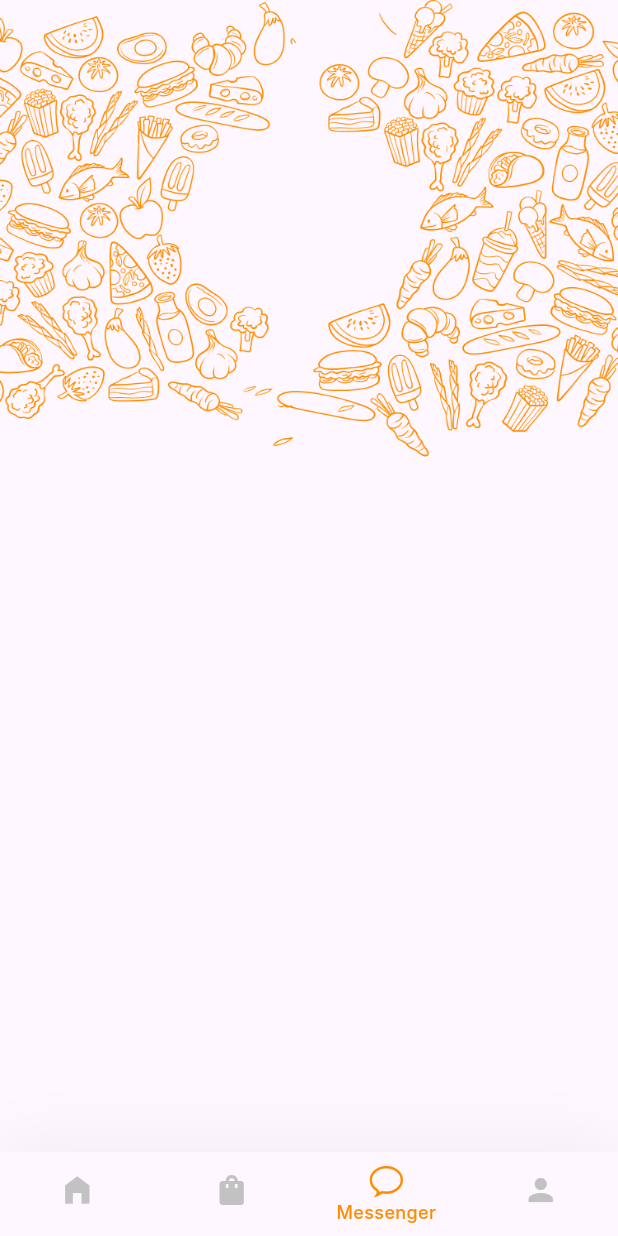
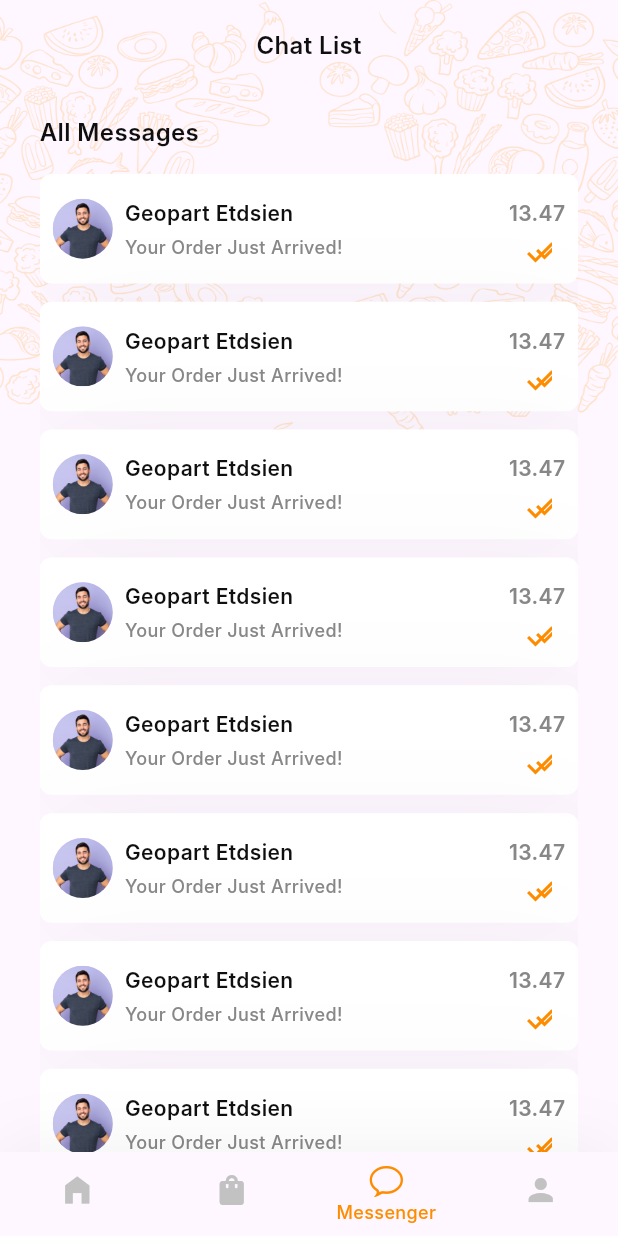
Before and after one commit to bernadinkele/flash_food, a Flutter app: the MainView screen opened by its route, item 3 of the bottom bar chosen, on a phone screen of 412 x 824 dp. Run offline on Flutter 3.47's test engine with Material 3 defaults, Android fonts, the phone set to English and light mode, and no system bars; our stand-ins replace flutter_svg, gap, pinput; Roboto replaces fonts that are missing (Inter).

Commit message:
add chat view

```diff
--- a/lib/Core/Routes/routes.dart
+++ b/lib/Core/Routes/routes.dart
@@ -4,6 +4,7 @@ import 'package:flash_food/Presentation/Auth/views/login_view.dart';
 import 'package:flash_food/Presentation/Auth/views/otp_verification_view.dart';
 import 'package:flash_food/Presentation/Auth/views/reset_password_view.dart';
 import 'package:flash_food/Presentation/Auth/views/signup_view.dart';
+import 'package:flash_food/Presentation/Chat/discussion_view.dart';
 import 'package:flash_food/Presentation/Foods/Views/about_menu_view.dart';
 import 'package:flash_food/Presentation/Foods/Views/payment_view.dart';
 import 'package:flash_food/Presentation/Main/main_view.dart';
@@ -36,6 +37,8 @@ class Routes{
           return MaterialPageRoute(builder: (context) => const AboutMenuView());
       case RoutesName.payment:
         return MaterialPageRoute(builder: (context) => const PaymentView());
+      case RoutesName.discussion:
+        return MaterialPageRoute(builder: (context) => const DiscussionView());
       default:
         return MaterialPageRoute(builder: (context) => const Scaffold(
           body: Text("No routes found"),
--- a/lib/Core/Routes/routes_name.dart
+++ b/lib/Core/Routes/routes_name.dart
@@ -10,4 +10,5 @@ class RoutesName{
   static const String  aboutMenu = "aboutMenu";
 
   static const String  payment = "payment";
+  static const String  discussion = "discussion";
 }
--- a/lib/Core/assets_constantes.dart
+++ b/lib/Core/assets_constantes.dart
@@ -25,5 +25,7 @@ class AssetsConstants{
 
   static const String chatBackground ="assets/png/chat_background.png";
 
+  static const String user ="assets/png/user.png";
+
 
 }
--- a/lib/Core/font_size.dart
+++ b/lib/Core/font_size.dart
@@ -1,13 +1,15 @@
-class FontSizes{
-  static const double h1= 64;
-  static const double h2= 48;
-  static const double h3= 40;
-  static const double h4= 32;
-  static const double h5= 24;
-  static const double h6= 18;
+import 'package:flash_food/Core/response_conf.dart';
 
-  static const double large= 16;
-  static const double medium= 14;
-  static const double small= 12;
-  static const double superSmall= 10;
+class FontSizes {
+  static double h1 = getFontSize(64);
+  static double h2 = getFontSize(48);
+  static double h3 = getFontSize(40);
+  static double h4 = getFontSize(32);
+  static double h5 = getFontSize(24);
+  static double h6 = getFontSize(18);
+
+  static double large = getFontSize(16);
+  static double medium = getFontSize(14);
+  static double small = getFontSize(12);
+  static double superSmall = getFontSize(10);
 }
--- a/lib/Core/text_styles.dart
+++ b/lib/Core/text_styles.dart
@@ -3,25 +3,25 @@ import 'package:flutter/material.dart';
 
 class TextStyles{
 
-  static const TextStyle headingH1Bold = TextStyle(
+  static  TextStyle headingH1Bold = TextStyle(
     fontSize: FontSizes.h1,
     fontFamily: 'Inter',
     fontWeight: FontWeight.bold,
 
   );
-  static const TextStyle headingH1SemiBold = TextStyle(
+  static TextStyle headingH1SemiBold = TextStyle(
     fontSize: FontSizes.h1,
     fontFamily: 'Inter',
     fontWeight: FontWeight.w600,
 
   );
-  static const TextStyle headingH1Medium = TextStyle(
+  static TextStyle headingH1Medium = TextStyle(
     fontSize: FontSizes.h1,
     fontFamily: 'Inter',
     fontWeight: FontWeight.w500,
 
   );
-  static const TextStyle headingH1Regular = TextStyle(
+  static  TextStyle headingH1Regular = TextStyle(
     fontSize: FontSizes.h1,
     fontFamily: 'Inter',
     fontWeight: FontWeight.normal,
@@ -33,25 +33,25 @@ class TextStyles{
 
 
 
-  static const TextStyle headingH2Bold = TextStyle(
+  static  TextStyle headingH2Bold = TextStyle(
     fontSize: FontSizes.h2,
     fontFamily: 'Inter',
     fontWeight: FontWeight.bold,
 
   );
-  static const TextStyle headingH2SemiBold = TextStyle(
+  static  TextStyle headingH2SemiBold = TextStyle(
     fontSize: FontSizes.h2,
     fontFamily: 'Inter',
     fontWeight: FontWeight.w600,
 
   );
-  static const TextStyle headingH2Medium = TextStyle(
+  static TextStyle headingH2Medium = TextStyle(
     fontSize: FontSizes.h2,
     fontFamily: 'Inter',
     fontWeight: FontWeight.w500,
 
   );
-  static const TextStyle headingH2Regular = TextStyle(
+  static TextStyle headingH2Regular = TextStyle(
     fontSize: FontSizes.h2,
     fontFamily: 'Inter',
     fontWeight: FontWeight.normal,
@@ -59,25 +59,25 @@ class TextStyles{
 
 
 
-  static const TextStyle headingH3Bold = TextStyle(
+  static  TextStyle headingH3Bold = TextStyle(
     fontSize: FontSizes.h3,
     fontFamily: 'Inter',
     fontWeight: FontWeight.bold,
 
   );
-  static const TextStyle headingH3SemiBold = TextStyle(
+  static  TextStyle headingH3SemiBold = TextStyle(
     fontSize: FontSizes.h3,
     fontFamily: 'Inter',
     fontWeight: FontWeight.w600,
 
   );
-  static const TextStyle headingH3Medium = TextStyle(
+  static  TextStyle headingH3Medium = TextStyle(
     fontSize: FontSizes.h3,
     fontFamily: 'Inter',
     fontWeight: FontWeight.w500,
 
   );
-  static const TextStyle headingH3Regular = TextStyle(
+  static  TextStyle headingH3Regular = TextStyle(
     fontSize: FontSizes.h3,
     fontFamily: 'Inter',
     fontWeight: FontWeight.normal,
@@ -86,25 +86,25 @@ class TextStyles{
 
 
 
-  static const TextStyle headingH4Bold = TextStyle(
+  static  TextStyle headingH4Bold = TextStyle(
     fontSize: FontSizes.h4,
     fontFamily: 'Inter',
     fontWeight: FontWeight.bold,
 
   );
-  static const TextStyle headingH4SemiBold = TextStyle(
+  static  TextStyle headingH4SemiBold = TextStyle(
     fontSize: FontSizes.h4,
     fontFamily: 'Inter',
     fontWeight: FontWeight.w600,
 
   );
-  static const TextStyle headingH4Medium = TextStyle(
+  static  TextStyle headingH4Medium = TextStyle(
     fontSize: FontSizes.h4,
     fontFamily: 'Inter',
     fontWeight: FontWeight.w500,
 
   );
-  static const TextStyle headingH4Regular = TextStyle(
+  static TextStyle headingH4Regular = TextStyle(
     fontSize: FontSizes.h4,
     fontFamily: 'Inter',
     fontWeight: FontWeight.normal,
@@ -112,25 +112,25 @@ class TextStyles{
   );
 
 
-  static const TextStyle headingH5Bold = TextStyle(
+  static  TextStyle headingH5Bold = TextStyle(
     fontSize: FontSizes.h5,
     fontFamily: 'Inter',
     fontWeight: FontWeight.bold,
 
   );
-  static const TextStyle headingH5SemiBold = TextStyle(
+  static TextStyle headingH5SemiBold = TextStyle(
     fontSize: FontSizes.h5,
     fontFamily: 'Inter',
     fontWeight: FontWeight.w600,
 
   );
-  static const TextStyle headingH5Medium = TextStyle(
+  static  TextStyle headingH5Medium = TextStyle(
     fontSize: FontSizes.h5,
     fontFamily: 'Inter',
     fontWeight: FontWeight.w500,
 
   );
-  static const TextStyle headingH5Regular = TextStyle(
+  static  TextStyle headingH5Regular = TextStyle(
     fontSize: FontSizes.h5,
     fontFamily: 'Inter',
     fontWeight: FontWeight.normal,
@@ -138,50 +138,50 @@ class TextStyles{
   );
 
 
-  static const TextStyle headingH6Bold = TextStyle(
+  static  TextStyle headingH6Bold = TextStyle(
     fontSize: FontSizes.h6,
     fontFamily: 'Inter',
     fontWeight: FontWeight.bold,
 
   );
-  static const TextStyle headingH6SemiBold = TextStyle(
+  static  TextStyle headingH6SemiBold = TextStyle(
     fontSize: FontSizes.h6,
     fontFamily: 'Inter',
     fontWeight: FontWeight.w600,
 
   );
-  static const TextStyle headingH6Medium = TextStyle(
+  static  TextStyle headingH6Medium = TextStyle(
     fontSize: FontSizes.h6,
     fontFamily: 'Inter',
     fontWeight: FontWeight.w500,
 
   );
-  static const TextStyle headingH6Regular = TextStyle(
+  static  TextStyle headingH6Regular = TextStyle(
     fontSize: FontSizes.h6,
     fontFamily: 'Inter',
     fontWeight: FontWeight.normal,
 
   );
 
-  static const TextStyle bodyLargeBold = TextStyle(
+  static  TextStyle bodyLargeBold = TextStyle(
     fontSize: FontSizes.large,
     fontFamily: 'Inter',
     fontWeight: FontWeight.bold,
 
   );
-  static const TextStyle bodyLargeSemiBold = TextStyle(
+  static TextStyle bodyLargeSemiBold = TextStyle(
     fontSize: FontSizes.large,
     fontFamily: 'Inter',
     fontWeight: FontWeight.w600,
 
   );
-  static const TextStyle bodyLargeMedium = TextStyle(
+  static  TextStyle bodyLargeMedium = TextStyle(
     fontSize: FontSizes.large,
     fontFamily: 'Inter',
     fontWeight: FontWeight.w500,
 
   );
-  static const TextStyle bodyLargeRegular = TextStyle(
+  static  TextStyle bodyLargeRegular = TextStyle(
     fontSize: FontSizes.large,
     fontFamily: 'Inter',
     fontWeight: FontWeight.normal,
@@ -190,25 +190,25 @@ class TextStyles{
 
 
 
-  static const TextStyle bodyMediumBold = TextStyle(
+  static  TextStyle bodyMediumBold = TextStyle(
     fontSize: FontSizes.medium,
     fontFamily: 'Inter',
     fontWeight: FontWeight.bold,
 
   );
-  static const TextStyle bodyMediumSemiBold = TextStyle(
+  static  TextStyle bodyMediumSemiBold = TextStyle(
     fontSize: FontSizes.medium,
     fontFamily: 'Inter',
     fontWeight: FontWeight.w600,
 
   );
-  static const TextStyle bodyMediumMedium = TextStyle(
+  static  TextStyle bodyMediumMedium = TextStyle(
     fontSize: FontSizes.medium,
     fontFamily: 'Inter',
     fontWeight: FontWeight.w500,
 
   );
-  static const TextStyle bodyMediumRegular = TextStyle(
+  static  TextStyle bodyMediumRegular = TextStyle(
     fontSize: FontSizes.medium,
     fontFamily: 'Inter',
     fontWeight: FontWeight.normal,
@@ -218,25 +218,25 @@ class TextStyles{
 
 
 
-  static const TextStyle bodySmallBold = TextStyle(
+  static  TextStyle bodySmallBold = TextStyle(
     fontSize: FontSizes.small,
     fontFamily: 'Inter',
     fontWeight: FontWeight.bold,
 
   );
-  static const TextStyle bodySmallSemiBold = TextStyle(
+  static TextStyle bodySmallSemiBold = TextStyle(
     fontSize: FontSizes.small,
     fontFamily: 'Inter',
     fontWeight: FontWeight.w600,
 
   );
-  static const TextStyle bodySmallMedium = TextStyle(
+  static  TextStyle bodySmallMedium = TextStyle(
     fontSize: FontSizes.small,
     fontFamily: 'Inter',
     fontWeight: FontWeight.w500,
 
   );
-  static const TextStyle bodySmallRegular = TextStyle(
+  static  TextStyle bodySmallRegular = TextStyle(
     fontSize: FontSizes.small,
     fontFamily: 'Inter',
     fontWeight: FontWeight.normal,
--- a/lib/Presentation/Auth/screens/account_status.dart
+++ b/lib/Presentation/Auth/screens/account_status.dart
@@ -18,7 +18,7 @@ class AccountStatus extends StatelessWidget {
                 text: question,
                 style: TextStyles.bodyMediumMedium
                     .copyWith(color: Pallete.neutral100)),
-            const TextSpan(text: ' ', style: TextStyles.bodyMediumSemiBold),
+            TextSpan(text: ' ', style: TextStyles.bodyMediumSemiBold),
             TextSpan(
                 text: action,
                 style: TextStyles.bodyMediumSemiBold
--- a/lib/Presentation/Auth/views/login_view.dart
+++ b/lib/Presentation/Auth/views/login_view.dart
@@ -107,7 +107,7 @@ class LoginView extends StatelessWidget {
                       text: "Don't have an account?",
                       style: TextStyles.bodyMediumMedium
                           .copyWith(color: Pallete.neutral100)),
-                   const TextSpan(
+                   TextSpan(
                       text: ' ', style: TextStyles.bodyMediumSemiBold),
                   TextSpan(
                       recognizer: TapGestureRecognizer()..onTap
--- a/lib/Presentation/Auth/views/otp_verification_view.dart
+++ b/lib/Presentation/Auth/views/otp_verification_view.dart
@@ -62,7 +62,7 @@ class OTPVerificationView extends StatelessWidget {
                         text: "Didn’t receive code?",
                         style: TextStyles.bodyMediumMedium
                             .copyWith(color: Pallete.neutral60)),
-                    const TextSpan(
+                     TextSpan(
                         text: ' ', style: TextStyles.bodyMediumSemiBold),
                     TextSpan(
                         text: "Resend",
--- a/lib/Presentation/Chat/chat_view.dart
+++ b/lib/Presentation/Chat/chat_view.dart
@@ -1,6 +1,10 @@
+import 'package:flash_food/Core/app_colors.dart';
 import 'package:flash_food/Core/assets_constantes.dart';
 import 'package:flash_food/Core/response_conf.dart';
+import 'package:flash_food/Core/text_styles.dart';
+import 'package:flash_food/Presentation/Chat/screens/discussion_tile.dart';
 import 'package:flutter/material.dart';
+import 'package:gap/gap.dart';
 
 class ChatView extends StatelessWidget {
   const ChatView({Key? key}) : super(key: key);
@@ -8,17 +12,58 @@ class ChatView extends StatelessWidget {
   @override
   Widget build(BuildContext context) {
     return Scaffold(
-      body: Column(
+        body: Stack(
       children: [
         Container(
-            height: getHeight(300),
+          height: 294,
           width: double.infinity,
-            decoration: BoxDecoration(
-                image: DecorationImage(image: AssetImage(AssetsConstants.chatBackground), fit: BoxFit.fill)
+          decoration: const BoxDecoration(
+              image: DecorationImage(
+                  image: AssetImage(
+                    AssetsConstants.chatBackground,
+                  ),
+                  fit: BoxFit.fill,
+                  opacity: 0.2)),
+        ),
+        Padding(
+          padding: EdgeInsets.symmetric(horizontal: getWidth(24))
+              .copyWith(top: MediaQuery.of(context).viewPadding.top),
+          child: Column(
+            children: [
+              Container(
+                width: double.infinity,
+                height: getHeight(60),
+                padding: EdgeInsets.symmetric(vertical: getHeight(12)),
+                child: Center(
+                  child: Text(
+                    "Chat List",
+                    style: TextStyles.bodyLargeSemiBold
+                        .copyWith(color: Pallete.neutral100),
+                  ),
+                ),
+              ),
+              const Gap(16),
+              Align(
+                alignment: Alignment.topLeft,
+                child: Text(
+                  "All Messages",
+                  style: TextStyles.bodyLargeSemiBold
+                      .copyWith(color: Pallete.neutral100),
+                ),
+              ),
+              const Gap(16),
+             Expanded(
+               child: ListView(
+                 children: List.generate(20, (index) =>  Padding(
+                   padding:  EdgeInsets.only(bottom: getHeight(12)),
+                   child: const DiscussionTile()
+                 )),
                ),
              )
             ],
           ),
-    );
+        )
+      ],
+    ));
   }
 }
--- /dev/null
+++ b/lib/Presentation/Chat/discussion_view.dart
@@ -0,0 +1,33 @@
+import 'package:flash_food/Core/response_conf.dart';
+import 'package:flutter/material.dart';
+import 'package:gap/gap.dart';
+import 'package:flash_food/Core/assets_constantes.dart';
+class DiscussionView extends StatelessWidget {
+  const DiscussionView({Key? key}) : super(key: key);
+
+  @override
+  Widget build(BuildContext context) {
+    return Scaffold(
+        body: Stack(
+          children: [
+            Container(
+              height: 294,
+              width: double.infinity,
+              decoration: const BoxDecoration(
+                  image: DecorationImage(
+                      image: AssetImage(
+                        AssetsConstants.chatBackground,
+                      ),
+                      fit: BoxFit.fill,
+                      opacity: 0.2)),
+            ),
+            Padding(
+              padding: EdgeInsets.symmetric(horizontal: getWidth(24))
+                  .copyWith(top: MediaQuery.of(context).viewPadding.top),
+
+            )
+          ],
+        ),
+    );
+  }
+}
--- /dev/null
+++ b/lib/Presentation/Chat/screens/discussion_tile.dart
@@ -0,0 +1,96 @@
+import 'package:flash_food/Core/Routes/routes_name.dart';
+import 'package:flash_food/Core/app_colors.dart';
+import 'package:flash_food/Core/assets_constantes.dart';
+import 'package:flash_food/Core/response_conf.dart';
+import 'package:flash_food/Core/text_styles.dart';
+import 'package:flutter/material.dart';
+import 'package:gap/gap.dart';
+
+class DiscussionTile extends StatelessWidget {
+  const DiscussionTile({Key? key}) : super(key: key);
+
+  @override
+  Widget build(BuildContext context) {
+    return InkWell(
+      onTap: () => Navigator.pushNamed(context, RoutesName.discussion),
+      child: Container(
+        width: double.infinity,
+        height: getHeight(72),
+        padding: EdgeInsets.symmetric(
+            horizontal: getWidth(8), vertical: getHeight(16)),
+        decoration: ShapeDecoration(
+          color: Colors.white,
+          shape: RoundedRectangleBorder(
+              borderRadius: BorderRadius.circular(getSize(8))),
+          shadows: const [
+            BoxShadow(
+              color: Color(0x07000000),
+              blurRadius: 60,
+              offset: Offset(8, 6),
+              spreadRadius: 0,
+            )
+          ],
+        ),
+        child: Row(
+          mainAxisAlignment: MainAxisAlignment.spaceBetween,
+          children: [
+            Row(
+              children: [
+                CircleAvatar(
+                  backgroundImage: const AssetImage(AssetsConstants.user),
+                  radius: getSize(20),
+                ),
+                const Gap(8),
+                Column(
+                  crossAxisAlignment: CrossAxisAlignment.start,
+                  children: [
+                    Text(
+                      "Geopart Etdsien",
+                      style: TextStyles.bodyMediumSemiBold
+                          .copyWith(color: Pallete.neutral100),
+                    ),
+                    const Gap(4),
+                    Text(
+                      "Your Order Just Arrived!",
+                      style: TextStyles.bodySmallMedium
+                          .copyWith(color: Pallete.neutral60),
+                    ),
+                  ],
+                ),
+              ],
+            ),
+            Column(
+              children: [
+                Text(
+                  "13.47",
+                  style: TextStyles.bodyMediumSemiBold
+                      .copyWith(color: Pallete.neutral60),
+                ),
+                const Gap(4),
+                Container(
+                  width: getSize(20),
+                  height: getSize(20),
+                  child: const Stack(
+                    children: [
+                      Icon(
+                        Icons.check,
+                        color: Pallete.orangePrimary,
+                      ),
+                      Positioned(
+                          top: -2,
+                          left: 6,
+                          child: Icon(
+                            Icons.check,
+                            color: Pallete.orangePrimary,
+                          ))
+                    ],
+                  ),
+                )
+              ],
+            )
+          ],
+        ),
+      ),
+    );
+  }
+}
--- a/lib/Presentation/Main/home_view.dart
+++ b/lib/Presentation/Main/home_view.dart
@@ -149,12 +149,21 @@ class HomeView extends StatelessWidget {
                 Row(
                     mainAxisAlignment: MainAxisAlignment.spaceBetween,
                     children: categories
-                        .map((category) => Container(
+                        .asMap().map((key,category) => MapEntry(key, Container(
+
                       width: getSize(65),
                       height: getSize(65),
                       padding: const EdgeInsets.all(8),
                       decoration: ShapeDecoration(
-                                color: Pallete.orangePrimary,
+                        shadows: const [
+                          BoxShadow(
+                            color: Color(0x0A111111),
+                            blurRadius: 24,
+                            offset: Offset(0, 4),
+                            spreadRadius: 0,
+                          )
+                        ],
+                        color:  key==0?Pallete.orangePrimary:Colors.white,
                         shape: RoundedRectangleBorder(
                             borderRadius: BorderRadius.circular(8)),
                       ),
@@ -166,12 +175,14 @@ class HomeView extends StatelessWidget {
                           Text(
                             category.designation.toString(),
                             style: TextStyles.bodyMediumMedium
-                                        .copyWith(color: Colors.white),
+                                .copyWith(color: key==0?Colors.white:Pallete.neutral60),
                           )
                         ],
                       ),
-                            ))
-                        .toList()),
+                    )))
+                        .values.toList()
+                ),
+
                 const Gap(24),
                 const Row(
                   mainAxisAlignment: MainAxisAlignment.spaceBetween,
--- a/lib/main.dart
+++ b/lib/main.dart
@@ -13,7 +13,7 @@ class App extends StatelessWidget {
   Widget build(BuildContext context) {
     return const  MaterialApp(
       debugShowCheckedModeBanner: false,
-      initialRoute: RoutesName.main,
+      initialRoute: RoutesName.login,
       onGenerateRoute: Routes.onGenerateRoute,
     );
   }
```
Also changed, not shown: assets/png/check.png (added), assets/png/user.png (added). Lines whose indentation alone changed are shown as unchanged.
